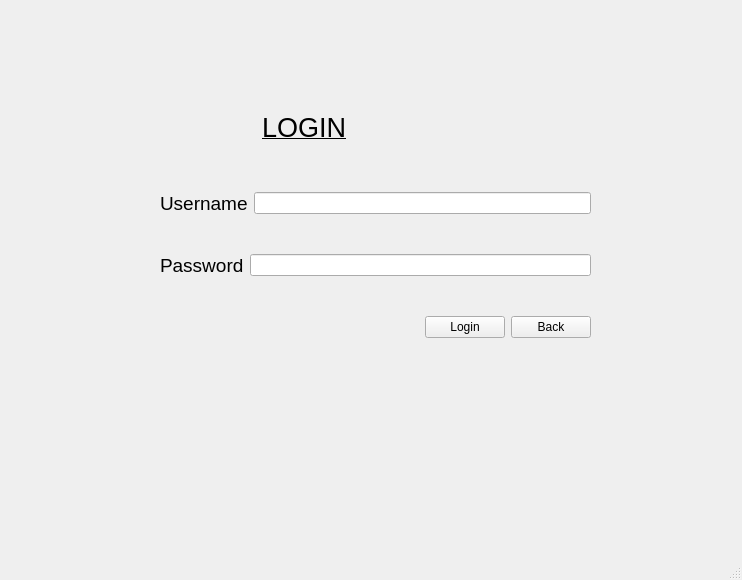
Above: EmployeeSystemusingQStackedWidget/EmployeeSystem/employeelogin.ui from bhagyashribamane/EmployeeManagementSystem before the change. Below: the same form after it.
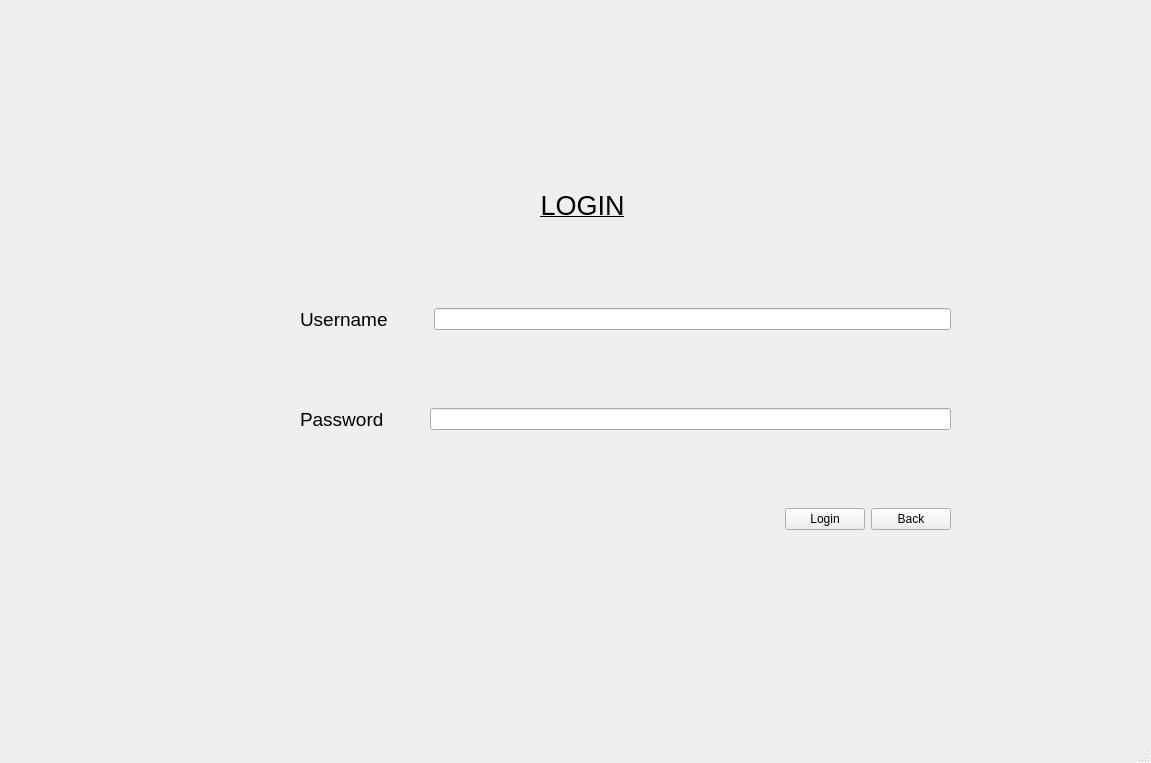
That is the form after the change.

What changed in the file:
```diff
--- a/EmployeeSystemusingQStackedWidget/EmployeeSystem/employeelogin.ui
+++ b/EmployeeSystemusingQStackedWidget/EmployeeSystem/employeelogin.ui
@@ -6,21 +6,21 @@
    <rect>
     <x>0</x>
     <y>0</y>
-    <width>742</width>
-    <height>580</height>
+    <width>1151</width>
+    <height>763</height>
    </rect>
   </property>
   <property name="windowTitle">
    <string>EmployeeLogin</string>
   </property>
   <widget class="QWidget" name="centralwidget">
-   <widget class="QWidget" name="">
+   <widget class="QWidget" name="layoutWidget">
     <property name="geometry">
      <rect>
-      <x>160</x>
-      <y>70</y>
-      <width>431</width>
-      <height>304</height>
+      <x>300</x>
+      <y>110</y>
+      <width>651</width>
+      <height>491</height>
      </rect>
     </property>
     <layout class="QVBoxLayout" name="verticalLayout">
@@ -36,7 +36,7 @@
          </property>
          <property name="sizeHint" stdset="0">
           <size>
-           <width>50</width>
+           <width>120</width>
            <height>20</height>
           </size>
          </property>
@@ -109,7 +109,36 @@
         </widget>
        </item>
        <item>
-        <widget class="QLineEdit" name="username"/>
+        <spacer name="horizontalSpacer_3">
+         <property name="orientation">
+          <enum>Qt::Orientation::Horizontal</enum>
+         </property>
+         <property name="sizeType">
+          <enum>QSizePolicy::Policy::Fixed</enum>
+         </property>
+         <property name="sizeHint" stdset="0">
+          <size>
+           <width>40</width>
+           <height>20</height>
+          </size>
+         </property>
+        </spacer>
+       </item>
+       <item>
+        <widget class="QLineEdit" name="username">
+         <property name="minimumSize">
+          <size>
+           <width>0</width>
+           <height>20</height>
+          </size>
+         </property>
+         <property name="sizeIncrement">
+          <size>
+           <width>0</width>
+           <height>20</height>
+          </size>
+         </property>
+        </widget>
        </item>
       </layout>
      </item>
@@ -127,6 +156,22 @@
          </property>
         </widget>
        </item>
+       <item>
+        <spacer name="horizontalSpacer_4">
+         <property name="orientation">
+          <enum>Qt::Orientation::Horizontal</enum>
+         </property>
+         <property name="sizeType">
+          <enum>QSizePolicy::Policy::Fixed</enum>
+         </property>
+         <property name="sizeHint" stdset="0">
+          <size>
+           <width>40</width>
+           <height>20</height>
+          </size>
+         </property>
+        </spacer>
+       </item>
        <item>
         <widget class="QLineEdit" name="lineEdit_2">
          <property name="echoMode">
```
Left out of the diff: 2 changed lines with no effect on the pictures.
